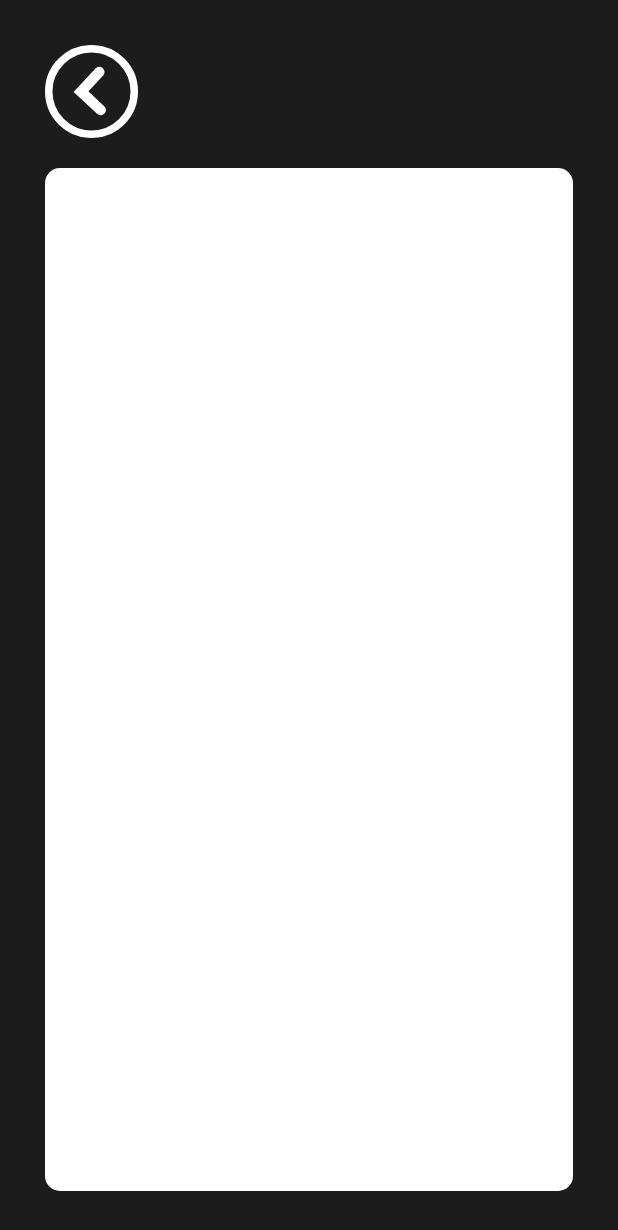
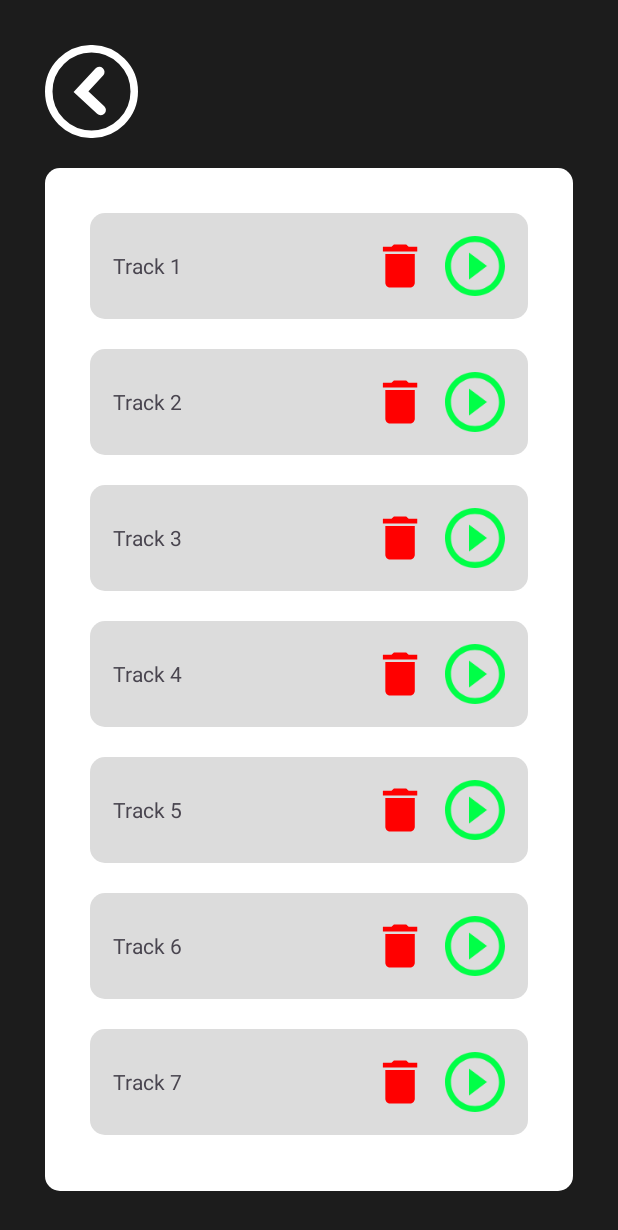
Before and after one commit to Yjoubayr/Projecte33, an Android app: the Llist screen opened directly, with no data from a screen before it, on a phone screen of 412 x 824 dp. Shown: the top 1230 px of the screen. Run offline under Robolectric (Android 15) with nearby library versions, the phone set to English and light mode, and no system bars.

```diff
--- a/Android/ReproductorMusica/app/src/main/AndroidManifest.xml
+++ b/Android/ReproductorMusica/app/src/main/AndroidManifest.xml
@@ -14,9 +14,6 @@
         tools:targetApi="31">
         <activity
             android:name=".song_item"
-            android:exported="false" />
-        <activity
-            android:name=".Song"
             android:exported="false" />
         <activity
             android:name=".DownloadSongs"
--- a/Android/ReproductorMusica/app/src/main/java/cat/boscdelacoma/reproductormusica/Llist.kt
+++ b/Android/ReproductorMusica/app/src/main/java/cat/boscdelacoma/reproductormusica/Llist.kt
@@ -7,6 +7,7 @@ import android.os.Bundle
 import android.provider.MediaStore
 import android.widget.TextView
 import androidx.appcompat.app.AppCompatActivity
+import androidx.recyclerview.widget.RecyclerView
 
 
 class Llist : AppCompatActivity() {
@@ -20,7 +21,17 @@ class Llist : AppCompatActivity() {
         setContentView(R.layout.activity_llist)
 
         val returnBtn : TextView = findViewById(R.id.returnBtn)
+        val recyclerView: RecyclerView = findViewById(R.id.recyclerView)
+        val trackList: MutableList<TrackAdapter.TrackItem> = mutableListOf()
 
+        for (i in 1..60) {
+            val trackName = "Track $i"
+            val trackItem = TrackAdapter.TrackItem(trackName = trackName)
+            trackList.add(trackItem)
+        }
+        val adapter = TrackAdapter(trackList)
+        recyclerView.layoutManager = androidx.recyclerview.widget.LinearLayoutManager(this)
+        recyclerView.adapter = adapter
         returnBtn.setOnClickListener(){
             val intent = Intent(this ,MainActivity::class.java)
             startActivity(intent)
--- a/Android/ReproductorMusica/app/src/main/java/cat/boscdelacoma/reproductormusica/TrackAdapter.kt
+++ b/Android/ReproductorMusica/app/src/main/java/cat/boscdelacoma/reproductormusica/TrackAdapter.kt
@@ -8,7 +8,6 @@ import android.widget.ImageView
 import android.widget.TextView
 import android.widget.Toast
 import androidx.recyclerview.widget.RecyclerView
-import org.w3c.dom.Text
 
 class TrackAdapter(private val trackList: List<TrackItem>): RecyclerView.Adapter<TrackAdapter.ViewHolder>(){
     data class TrackItem(val trackName: String)
@@ -34,7 +33,7 @@ class TrackAdapter(private val trackList: List<TrackItem>): RecyclerView.Adapter
         holder.trackName.text = currentItem.trackName
         holder.deleteTrack.setOnClickListener {
             //TODO : Backend, eliminar la cançó de la llista
-            Toast.makeText(holder.itemView.context, "Track deleted", Toast.LENGTH_SHORT).show()
+            Toast.makeText(holder.itemView.context, holder.trackName.text.toString() +" deleted", Toast.LENGTH_SHORT).show()
         }
         holder.playtrack.setOnClickListener {
             //TODO: Backend, agafar les cançons de la llista i reproduir-les
--- a/Android/ReproductorMusica/app/src/main/res/layout/activity_llist.xml
+++ b/Android/ReproductorMusica/app/src/main/res/layout/activity_llist.xml
@@ -4,7 +4,7 @@
     xmlns:tools="http://schemas.android.com/tools"
     android:layout_width="match_parent"
     android:layout_height="match_parent"
-    tools:context=".MainActivity"
+    tools:context=".Llist"
     android:orientation="vertical"
     android:background="@color/background"
     android:padding="30dp"
--- a/Android/ReproductorMusica/app/src/main/res/layout/activity_main.xml
+++ b/Android/ReproductorMusica/app/src/main/res/layout/activity_main.xml
@@ -46,7 +46,7 @@
             <ImageView
                 android:layout_width="300dp"
                 android:layout_height="300dp"
-                android:background="@drawable/simulador_imatge"
+                android:background="@mipmap/cover"
                 />
 
             <TextView
--- a/Android/ReproductorMusica/app/src/main/res/layout/track_item.xml
+++ b/Android/ReproductorMusica/app/src/main/res/layout/track_item.xml
@@ -16,9 +16,7 @@
             android:layout_width="wrap_content"
             android:layout_height="wrap_content"
             android:layout_centerVertical="true"
-            android:text="@string/app_name"
-
-            />
+            android:text="@string/app_name" />
         <TextView
             android:id="@+id/play_track"
             android:layout_width="40dp"
```
Also changed, not shown: Android/ReproductorMusica/app/src/main/java/cat/boscdelacoma/reproductormusica/Audio.kt (+5 -18 lines).
